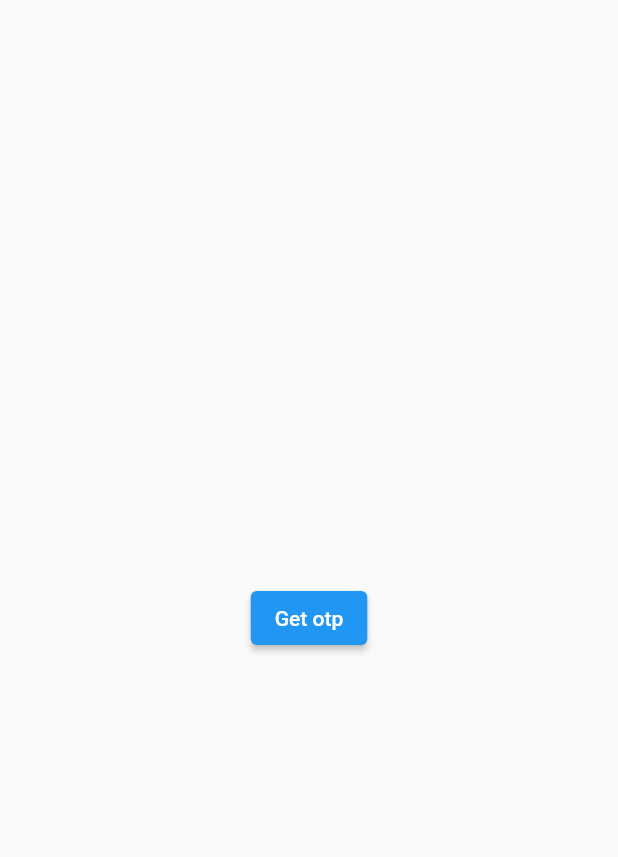
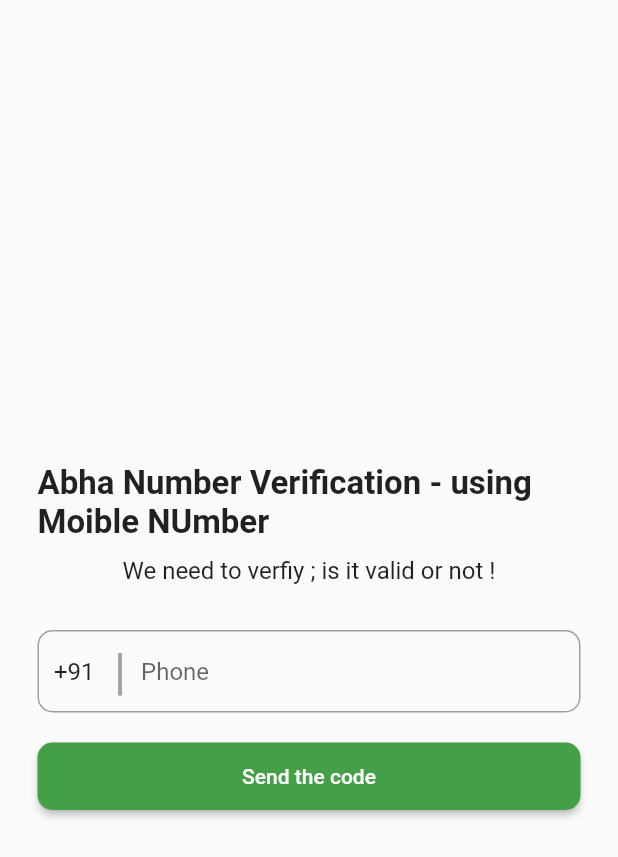
Before and after one commit to rajatDeveloper/internApiTestRepo, a Flutter app: the screen it shows after launch, on a phone screen of 412 x 824 dp. Shown: the top 857 px of the screen. Run offline on Flutter 3.47's test engine with Material 2 defaults, Android fonts, the phone set to English and light mode, and no system bars; our stand-ins replace firebase_auth, firebase_core, pinput; accounts and stored records are empty.

Commit message:
done
done

```diff
--- /dev/null
+++ b/abha_auth_test/lib/Routes/routes_name.dart
@@ -0,0 +1,4 @@
+class RoutesName {
+  static const String abhaMobileRoute = '/abha-mobile-login';
+  static const String otpRoute = '/otp-screen';
+}
--- a/abha_auth_test/lib/constants/url.dart
+++ b/abha_auth_test/lib/constants/url.dart
@@ -2,4 +2,7 @@ class AppUrl {
   static const baseUrl = 'https://healthidsbx.abdm.gov.in/api';
   static const loginWithMobileAbhaEndPoint =
       '/v2/registration/mobile/login/generateOtp';
+
+  static const otpMobileVerfiyEndPoint =
+      '/v2/registration/mobile/login/verifyOtp';
 }
--- a/abha_auth_test/lib/main.dart
+++ b/abha_auth_test/lib/main.dart
@@ -1,7 +1,12 @@
-import 'package:abha_auth_test/view/login_view.dart';
+import 'package:abha_auth_test/Routes/routes.dart';
+
+import 'package:abha_auth_test/view/my_phonNum_view.dart';
+import 'package:firebase_core/firebase_core.dart';
 import 'package:flutter/material.dart';
 
-void main() {
+void main() async {
+  // WidgetsFlutterBinding.ensureInitialized();
+  // await Firebase.initializeApp(options: DefaultFirebaseOptions.currentPlatform);
   runApp(const MyApp());
 }
 
@@ -12,12 +17,13 @@ class MyApp extends StatelessWidget {
   @override
   Widget build(BuildContext context) {
     return MaterialApp(
+      debugShowCheckedModeBanner: false,
       title: 'Flutter Demo',
       theme: ThemeData(
-
         primarySwatch: Colors.blue,
       ),
-      home: LoginView(),
+      home: const MyPhone(),
+      onGenerateRoute: Routes.generateRoute,
     );
   }
 }
--- a/abha_auth_test/lib/view/login_view.dart
+++ /dev/null
@@ -1,39 +0,0 @@
-import 'package:abha_auth_test/constants/url.dart';
-import 'package:abha_auth_test/utils/utils.dart';
-import 'package:http/http.dart' as http;
-import 'package:flutter/material.dart';
-
-class LoginView extends StatefulWidget {
-  LoginView({Key? key}) : super(key: key);
-
-  @override
-  State<LoginView> createState() => _LoginViewState();
-}
-
-class _LoginViewState extends State<LoginView> {
-  @override
-  Widget build(BuildContext context) {
-    return Scaffold(
-      body: SafeArea(
-        child: Center(
-            child: Column(
-          crossAxisAlignment: CrossAxisAlignment.center,
-          mainAxisAlignment: MainAxisAlignment.center,
-          children: [
-            ElevatedButton(
-                onPressed: () async {
-                  var url = AppUrl.baseUrl + AppUrl.loginWithMobileAbhaEndPoint;
-                  Map data = {"mobile": "8607749965"};
-                  http.Response response = await http.post(
-                    Uri.parse(url),
-                    body: data,
-                  );
-                  Utils.snackBar(response.body, context);
-                },
-                child: const Text("Get otp"))
-          ],
-        )),
-      ),
-    );
-  }
-}
--- /dev/null
+++ b/abha_auth_test/lib/view/my_phonNum_view.dart
@@ -0,0 +1,124 @@
+import 'package:abha_auth_test/Routes/routes_name.dart';
+import 'package:abha_auth_test/constants/url.dart';
+import 'package:abha_auth_test/utils/utils.dart';
+import 'package:flutter/material.dart';
+import 'package:http/http.dart' as http;
+
+class MyPhone extends StatefulWidget {
+  const MyPhone({Key? key}) : super(key: key);
+
+  @override
+  State<MyPhone> createState() => _MyPhoneState();
+}
+
+class _MyPhoneState extends State<MyPhone> {
+  TextEditingController countryController = TextEditingController();
+
+  @override
+  void initState() {
+    // TODO: implement initState
+    countryController.text = "+91";
+    super.initState();
+  }
+
+  @override
+  Widget build(BuildContext context) {
+    return Scaffold(
+      body: Container(
+        margin: EdgeInsets.only(left: 25, right: 25),
+        alignment: Alignment.center,
+        child: SingleChildScrollView(
+          child: Column(
+            mainAxisAlignment: MainAxisAlignment.center,
+            children: [
+              SizedBox(
+                height: 25,
+              ),
+              Text(
+                "Abha Number Verification - using Moible NUmber ",
+                style: TextStyle(fontSize: 22, fontWeight: FontWeight.bold),
+              ),
+              SizedBox(
+                height: 10,
+              ),
+              Text(
+                "We need to verfiy ; is it valid or not ! ",
+                style: TextStyle(
+                  fontSize: 16,
+                ),
+                textAlign: TextAlign.center,
+              ),
+              SizedBox(
+                height: 30,
+              ),
+              Container(
+                height: 55,
+                decoration: BoxDecoration(
+                    border: Border.all(width: 1, color: Colors.grey),
+                    borderRadius: BorderRadius.circular(10)),
+                child: Row(
+                  mainAxisAlignment: MainAxisAlignment.center,
+                  children: [
+                    SizedBox(
+                      width: 10,
+                    ),
+                    SizedBox(
+                      width: 40,
+                      child: TextField(
+                        controller: countryController,
+                        keyboardType: TextInputType.number,
+                        decoration: InputDecoration(
+                          border: InputBorder.none,
+                        ),
+                      ),
+                    ),
+                    Text(
+                      "|",
+                      style: TextStyle(fontSize: 33, color: Colors.grey),
+                    ),
+                    SizedBox(
+                      width: 10,
+                    ),
+                    Expanded(
+                        child: TextField(
+                      keyboardType: TextInputType.phone,
+                      decoration: InputDecoration(
+                        border: InputBorder.none,
+                        hintText: "Phone",
+                      ),
+                    ))
+                  ],
+                ),
+              ),
+              SizedBox(
+                height: 20,
+              ),
+              SizedBox(
+                width: double.infinity,
+                height: 45,
+                child: ElevatedButton(
+                    style: ElevatedButton.styleFrom(
+                        primary: Colors.green.shade600,
+                        shape: RoundedRectangleBorder(
+                            borderRadius: BorderRadius.circular(10))),
+                    onPressed: () async {
+                      //abha service
+                      // var url =
+                      //     AppUrl.baseUrl + AppUrl.loginWithMobileAbhaEndPoint;
+                      // Map data = {"mobile": "8607749965"};
+                      // http.Response response = await http.post(
+                      //   Uri.parse(url),
+                      //   body: data,
+                      // );
+                      // Utils.snackBar(response.body, context);
+                      Navigator.pushNamed(context, RoutesName.otpRoute);
+                    },
+                    child: Text("Send the code")),
+              )
+            ],
+          ),
+        ),
+      ),
+    );
+  }
+}
--- a/abha_auth_test/pubspec.yaml
+++ b/abha_auth_test/pubspec.yaml
@@ -37,6 +37,9 @@ dependencies:
   # Use with the CupertinoIcons class for iOS style icons.
   cupertino_icons: ^1.0.2
   http: ^0.13.5
+  pinput: ^2.2.21
+  firebase_auth: ^4.3.0
+  firebase_core: ^2.8.0
 
 dev_dependencies:
   flutter_test:
```
Also changed, not shown: abha_auth_test/lib/Routes/routes.dart (added, +23 -0 lines), abha_auth_test/lib/utils/Firebase/custom_token_login.dart (added, +26 -0 lines), abha_auth_test/lib/view/otp_view.dart (added, +123 -0 lines), abha_auth_test/pubspec.lock, 10 other files.
